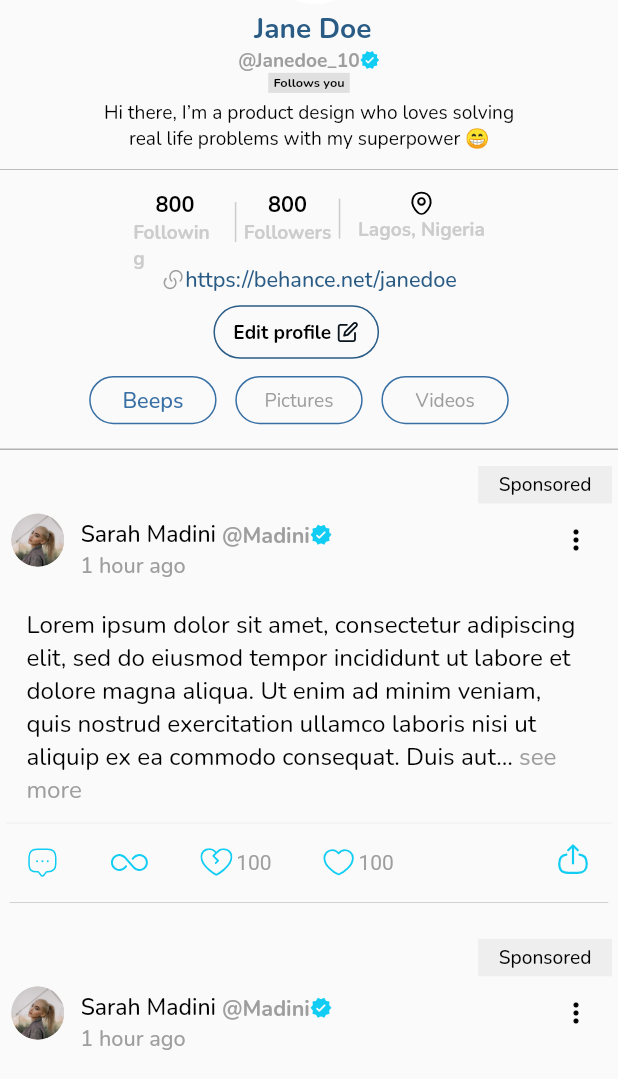
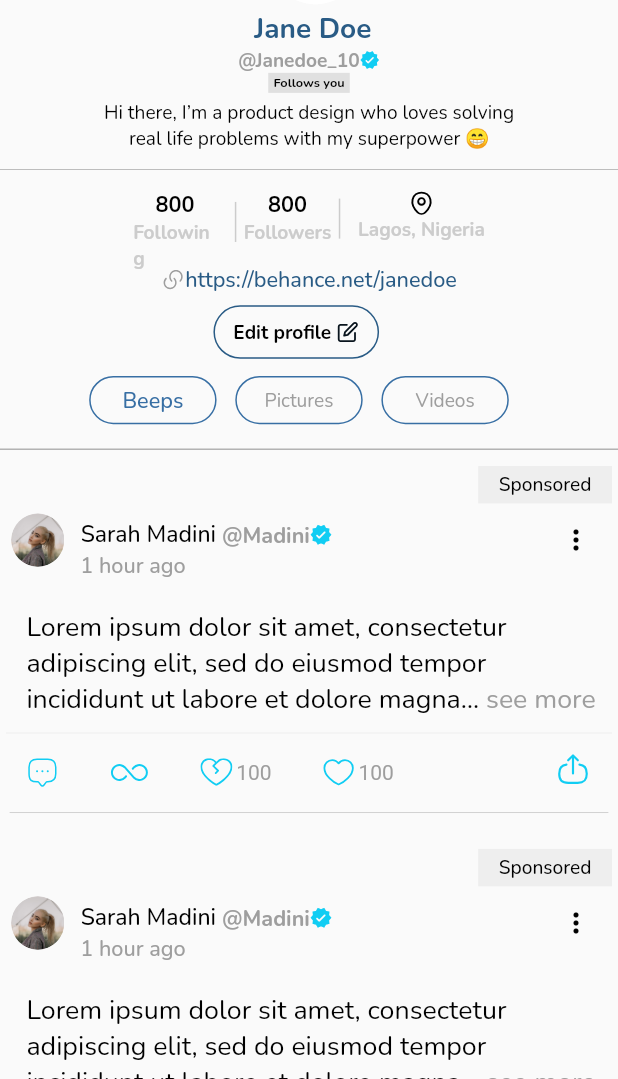
Before and after one commit to MaxTrent/chatbeeper-mobile, a Flutter app: the TourPage screen opened by its route, in the side drawer, after a tap on "My Profile", on a phone screen of 412 x 824 dp, the part 157-1236 px from its top. Run offline on Flutter 3.47's test engine with Material 2 defaults, Android fonts, the phone set to English and light mode, and no system bars; drawn by our look-alikes of expandable, like_button, readmore; our stand-ins replace carousel_slider, country_code_picker, datetime_picker_formfield, dotted_border, flutter_iconly, flutter_otp_text_field and 6 more; network calls fail; project files that could hold a hidden picture were left out.

Commit message:
Update chatbeeper mobile

```diff
--- a/lib/Screens/colllection/room.dart
+++ b/lib/Screens/colllection/room.dart
@@ -401,7 +401,7 @@ import '../profile_page.dart';
                          ),
                          SizedBox(width: 12.w,),
                          Text('My Profile',
-                             style: Theme.of(context).primaryTextTheme.bodyText1!.copyWith(fontSize: 17.sp, fontWeight:FontWeight.w600, color: darkModeOn? Colors.white:Colors.black)
+                             style: Theme.of(context).primaryTextTheme.bodyText1!.copyWith(fontSize: 15.sp, fontWeight:FontWeight.w600, color: darkModeOn? Colors.white:Colors.black)
                          ),
                        ],
                      )
--- a/lib/Screens/colllection/tour_page.dart
+++ b/lib/Screens/colllection/tour_page.dart
@@ -64,7 +64,7 @@ class _TourPageState extends State<TourPage> {
   }
   String loremIpsum ="Lorem ipsum dolor sit amet, consectetur adipiscing elit, sed do eiusmod tempor incididunt ut labore et dolore magna aliqua. Ut enim ad minim veniam, quis nostrud exercitation ullamco laboris nisi ut aliquip ex ea commodo consequat. Duis aute irure dolor in reprehenderit in voluptate velit esse cillum dolore eu fugiat nulla pariatur. Excepteur sint occaecat cupidatat non proident, sunt in culpa qui officia deserunt mollit anim id est laborum.";
   String FullName = 'Sarah Madini';
-  String username = 'Madini';
+  String username = 'Janedoe_10';
   String posttime = '1 hour ago';
   final _key = GlobalKey<ScaffoldState>();
   @override
@@ -206,9 +206,9 @@ class _TourPageState extends State<TourPage> {
                       children: [
                         Image.asset('images/logo1.png',height: 36.h, width: 36.w,),
                         Padding(
-                          padding:  EdgeInsets.only(top: 7.h,),
+                          padding:  EdgeInsets.only(top: 5.h,),
                           child: SizedBox(
-                              height: 34.h,
+                              height: 35.h,
                               // width: 159.w,
                               child: SvgPicture.asset('images/chatbeeper_blue.svg',)),
                         ),
@@ -266,12 +266,12 @@ class _TourPageState extends State<TourPage> {
                                   ),
                                   ),
                                   SizedBox(width: 3.w,),
-                                  Text('Beeps',style: TextStyle(fontFamily: 'Nunito',fontWeight:FontWeight.w600, color: uColor, fontSize: 15.sp,), ),
+                                  Text('Beeps',style: TextStyle(fontFamily: 'Nunito',fontWeight:FontWeight.w600, color: uColor, fontSize: 17.sp,), ),
                                 ],
                               ),
                             ),
                           ),//beeps
-                          SizedBox(width: 12.w,),
+                          SizedBox(width: 7.w,),
                           Padding(
                             padding: const EdgeInsets.only(right: 5, left: 5),
                             child: GestureDetector(
@@ -290,12 +290,12 @@ class _TourPageState extends State<TourPage> {
                                   ),
                                   ),
                                   SizedBox(width: 5.w,),
-                                  Text('Followers',style: TextStyle(fontFamily: 'Nunito',fontWeight:FontWeight.w700, color: uColor, fontSize: 15.sp,), ),
+                                  Text('Followers',style: TextStyle(fontFamily: 'Nunito',fontWeight:FontWeight.w700, color: uColor, fontSize: 17.sp,), ),
                                 ],
                               ),
                             ),
                           ),//followers
-                          SizedBox(width: 12.w,),
+                          SizedBox(width: 7.w,),
                           SizedBox(
                             child: GestureDetector(
                               onTap: (){
--- a/lib/Widgets/draft_card.dart
+++ b/lib/Widgets/draft_card.dart
@@ -43,7 +43,7 @@ class Draftcard extends StatelessWidget {
                       trimExpandedText: 'see Less',
                       trimCollapsedText: 'see more',
                       colorClickableText: Colors.grey,
-                      style: Theme.of(context).primaryTextTheme.bodyText1!.copyWith(fontWeight: FontWeight.w400, fontSize: 19.sp),
+                      style: Theme.of(context).primaryTextTheme.bodyText1!.copyWith(fontWeight: FontWeight.w400, fontSize: 21.sp),
 
                     ),
                   ),
--- a/lib/Widgets/image_slider.dart
+++ b/lib/Widgets/image_slider.dart
@@ -80,13 +80,13 @@ class _ImageSliderState extends State<ImageSlider> {
                     child: Container(
                       width: 16.0.w,
                       height: 4.0.h,
-                      margin: EdgeInsets.symmetric(vertical: 8.0, horizontal: 4.0),
+                      margin: const EdgeInsets.symmetric(vertical: 8.0, horizontal: 4.0),
                       decoration: BoxDecoration(
                           shape: BoxShape.rectangle,
                           color: (Theme.of(context).brightness == Brightness.dark
                               ? bcolor3
                               : bcolor3)
-                              .withOpacity(_current == entry.key ? 0.9 : 0)),
+                              .withOpacity(_current == entry.key ? 0.9 : 0.2)),
                     ),
                   );
                 }).toList(),
--- a/lib/Widgets/post_imageless.dart
+++ b/lib/Widgets/post_imageless.dart
@@ -199,16 +199,18 @@ class _PostBeepState extends State<PostBeep> {
       return Column(
         children: [
 Padding(
-        padding:  EdgeInsets.only(left: 16.w, right: 27.w,bottom: 12.h, top: 12.h),
+        padding:  EdgeInsets.only(   left: 16.w, right: 10.w, bottom: 12.h, top: 12.h),
       child: Column(
       crossAxisAlignment: CrossAxisAlignment.start,
       children: <Widget>[
       ReadMoreText(
       loremIpsum,
       trimExpandedText: 'see Less',
+        trimLines: 3,
+        trimMode: TrimMode.Line,
       trimCollapsedText: 'see more',
       colorClickableText: Colors.grey,
-      style: Theme.of(context).primaryTextTheme.bodyText1!.copyWith(fontWeight: FontWeight.w400, fontSize: 19.sp),
+      style: Theme.of(context).primaryTextTheme.bodyText1!.copyWith(fontWeight: FontWeight.w400, fontSize: 21.sp),
 
       ),
       ],
--- a/lib/Widgets/sponsored_tour_card.dart
+++ b/lib/Widgets/sponsored_tour_card.dart
@@ -359,7 +359,7 @@ class _SponsoredTourCardState extends State<SponsoredTourCard> {
               ),
             ),
             Padding(
-              padding:  EdgeInsets.only(left: 16.w, right: 27.w,bottom: 12.h, top: 12.h),
+              padding:  EdgeInsets.only(left: 16.w, right: 10.w,bottom: 12.h, top: 12.h),
               child: Column(
                 crossAxisAlignment: CrossAxisAlignment.start,
                 children: <Widget>[
@@ -367,8 +367,10 @@ class _SponsoredTourCardState extends State<SponsoredTourCard> {
                     loremIpsum,
                     trimExpandedText: 'see Less',
                     trimCollapsedText: 'see more',
+                    trimLines: 3,
+                    trimMode: TrimMode.Line,
                     colorClickableText: Colors.grey,
-                    style: Theme.of(context).primaryTextTheme.bodyText1!.copyWith(fontWeight: FontWeight.w400, fontSize: 19.sp),
+                    style: Theme.of(context).primaryTextTheme.bodyText1!.copyWith(fontWeight: FontWeight.w400, fontSize: 21.sp),
 
                   ),
                 ],
--- a/lib/Widgets/tour_card.dart
+++ b/lib/Widgets/tour_card.dart
@@ -424,7 +424,7 @@ class _TourCardState extends State<TourCard> {
               ),
             ),
             Padding(
-              padding:  EdgeInsets.only(left: 16.w, right: 27.w,bottom: 12.h, top: 12.h),
+              padding:  EdgeInsets.only(   left: 16.w, right: 10.w, bottom: 12.h, top: 12.h),
               child: Column(
                 crossAxisAlignment: CrossAxisAlignment.start,
                 children: <Widget>[
@@ -432,8 +432,10 @@ class _TourCardState extends State<TourCard> {
                     loremIpsum,
                     trimExpandedText: 'see Less',
                     trimCollapsedText: 'see more',
+                    trimLines: 3,
+                    trimMode: TrimMode.Line,
                     colorClickableText: Colors.grey,
-                    style: Theme.of(context).primaryTextTheme.bodyText1!.copyWith(fontWeight: FontWeight.w400, fontSize: 19.sp),
+                    style: Theme.of(context).primaryTextTheme.bodyText1!.copyWith(fontWeight: FontWeight.w400, fontSize: 21.sp),
 
                   ),
                 ],
```
Also changed, not shown: lib/Screens/colllection/notifications.dart (+5 -5 lines), lib/Widgets/Post.dart (+5 -3 lines), lib/Widgets/room_post.dart (+8 -7 lines).
